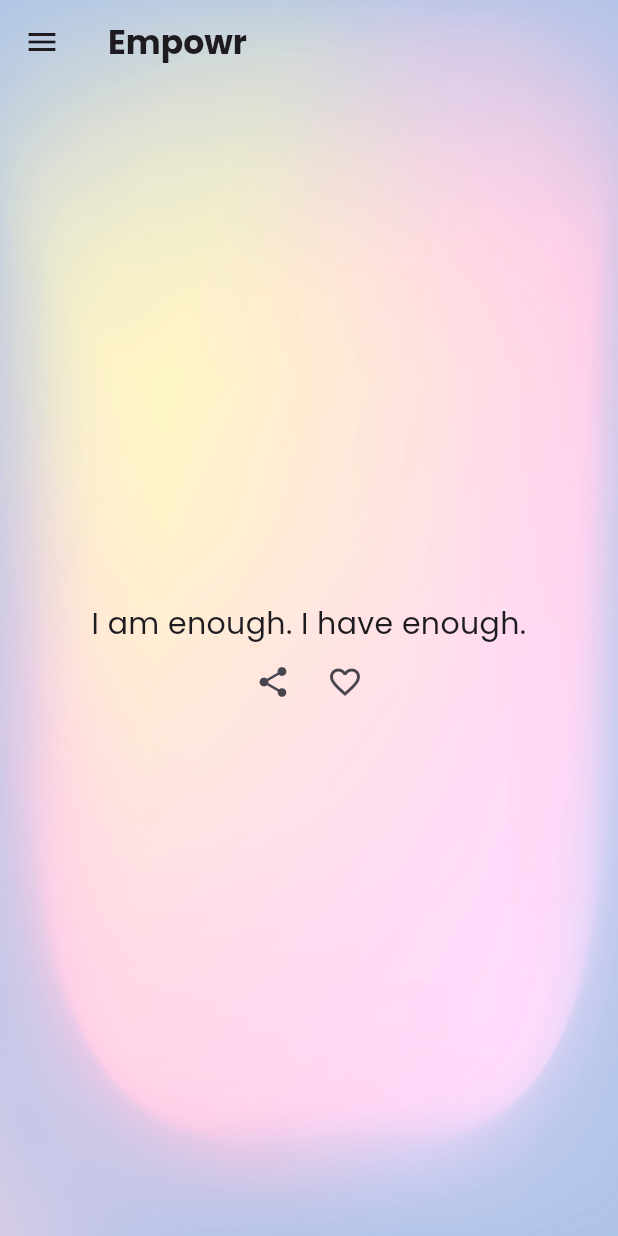
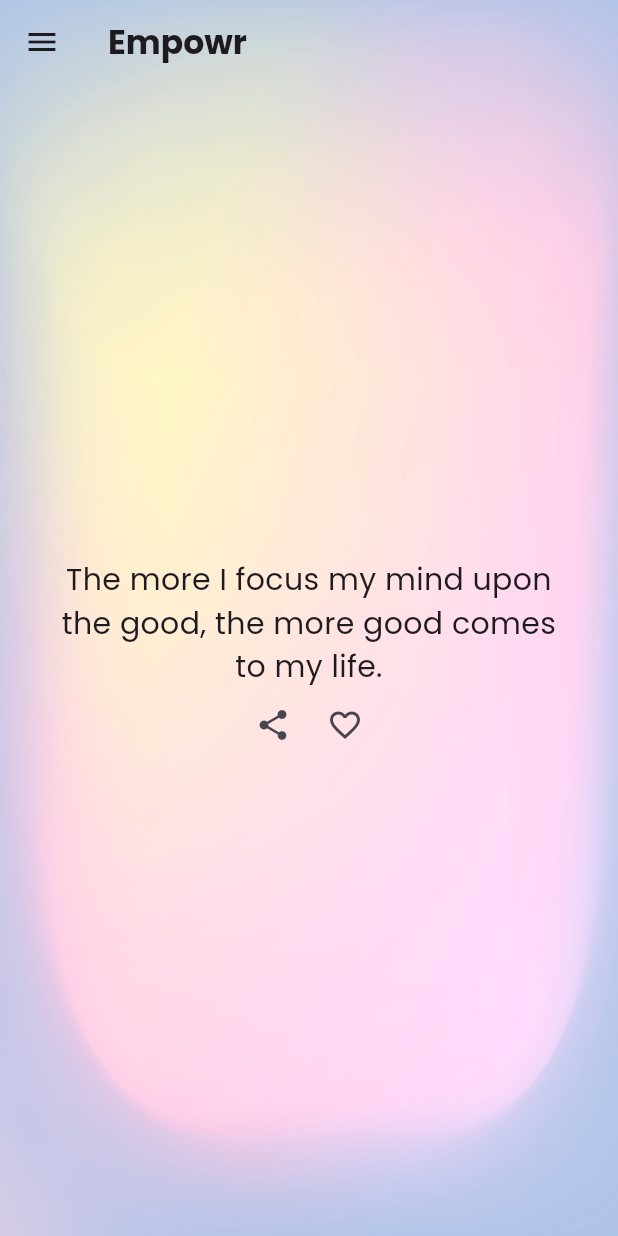
Before and after one commit to ruizehung/Empowr, a Flutter app: the screen it shows once a user with an empty profile is signed in, on a phone screen of 412 x 824 dp. Run offline on Flutter 3.47's test engine with Material 3 defaults, Android fonts, the phone set to English and light mode, and no system bars; our stand-ins replace firebase_auth, firebase_core, google_fonts, share_plus; accounts and stored records are empty.

Commit message:
Update initial dummy affirmations

```diff
--- a/lib/pages/home.dart
+++ b/lib/pages/home.dart
@@ -7,10 +7,10 @@ import 'package:flutter/material.dart';
 import 'package:firebase_auth/firebase_auth.dart';
 
 List<String> affirmations = [
-  'I am enough. I have enough.',
-  'I am in the right place, at the right time, doing the right thing.',
-  'I can do hard things.',
-  "I allow myself to be more fully me.",
+  "The more I focus my mind upon the good, the more good comes to my life.",
+  "I am fine with who I am, and I love who I am becoming.",
+  "Stepping out of my comfort zone is necessary for growth.",
+  "I am worthy of love and respect.",
   "I believe in myself."
 ];
 
@@ -137,6 +137,16 @@ class _HomePageState extends State<HomePage> {
               },
             ),
             ListTile(
+              leading: const Icon(Icons.sentiment_satisfied_alt_rounded),
+              title: const Text('Send Encouragement'),
+              onTap: () {
+                setState(() {
+                  currentPage = Pages.sendEncouragement;
+                });
+                Navigator.pop(context);
+              },
+            ),
+            ListTile(
               leading: const Icon(Icons.edit),
               title: const Text('Lave a note'),
               onTap: () {
@@ -157,16 +167,6 @@ class _HomePageState extends State<HomePage> {
               },
             ),
             ListTile(
-              leading: const Icon(Icons.sentiment_satisfied_alt_rounded),
-              title: const Text('Send Encouragement'),
-              onTap: () {
-                setState(() {
-                  currentPage = Pages.sendEncouragement;
-                });
-                Navigator.pop(context);
-              },
-            ),
-            ListTile(
               leading: const Icon(Icons.logout),
               title: const Text('Sign Out'),
               onTap: () {
```
